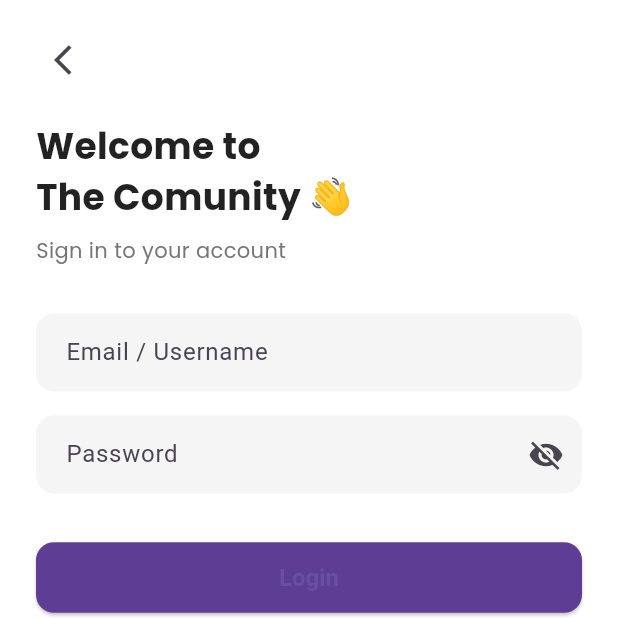
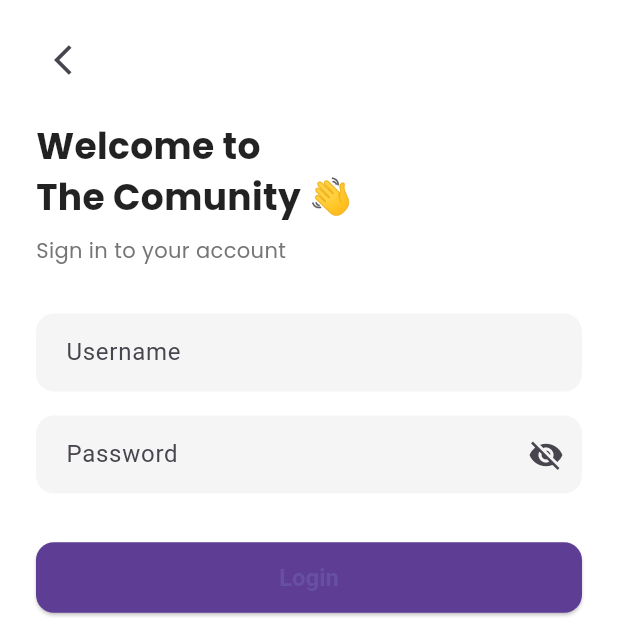
Before and after one commit to FebriPratama13/projectuas, a Flutter app: the screen it shows after launch, on a phone screen of 412 x 824 dp, the top half of it. Run offline on Flutter 3.47's test engine with Material 3 defaults, Android fonts, the phone set to English and light mode, and no system bars; our stand-ins replace google_fonts.

```diff
--- a/lib/ui/pages/auth/login_page.dart
+++ b/lib/ui/pages/auth/login_page.dart
@@ -59,8 +59,8 @@ class _LoginPageState extends State<LoginPage> {
               TextField(
                 controller: _emailController,
                 decoration: const InputDecoration(
-                  labelText: "Email / Username",
-                  hintText: "Your email",
+                  labelText: "Username",
+                  hintText: "Your Username",
                 ),
               ),
               const SizedBox(height: 16),
--- a/lib/ui/pages/auth/register_page.dart
+++ b/lib/ui/pages/auth/register_page.dart
@@ -74,7 +74,6 @@ class _RegisterPageState extends State<RegisterPage> {
               ),
               const SizedBox(height: 16),
 
-              // Password
               TextField(
                 controller: _passwordController,
                 obscureText: !_isPasswordVisible,
```
